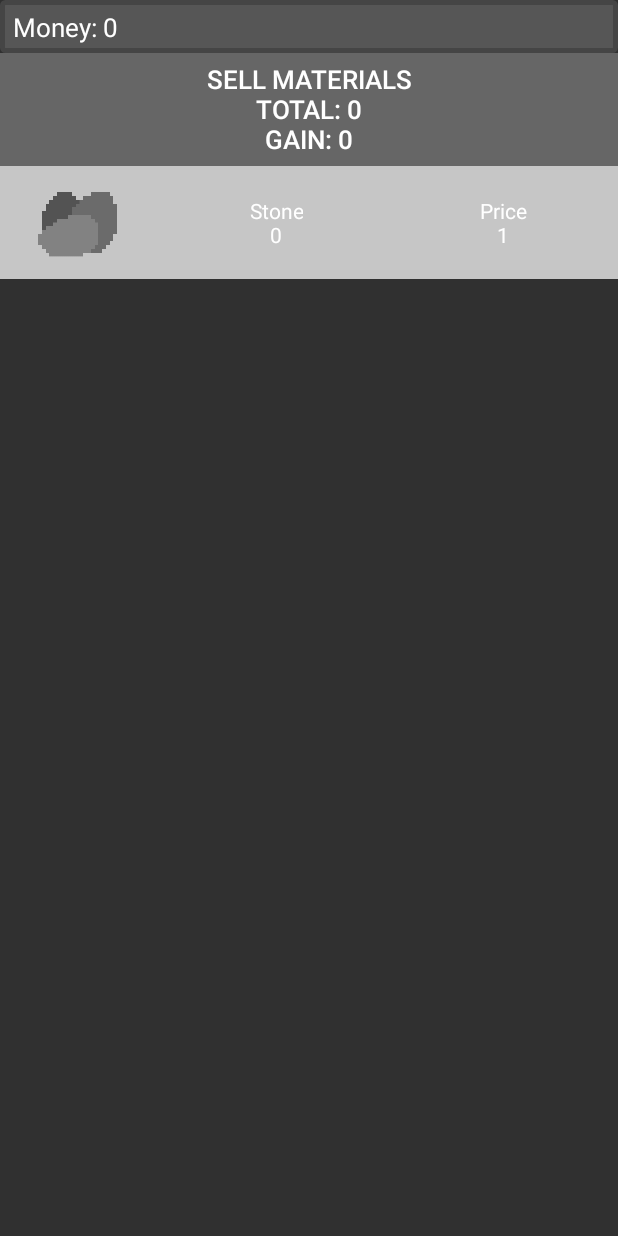
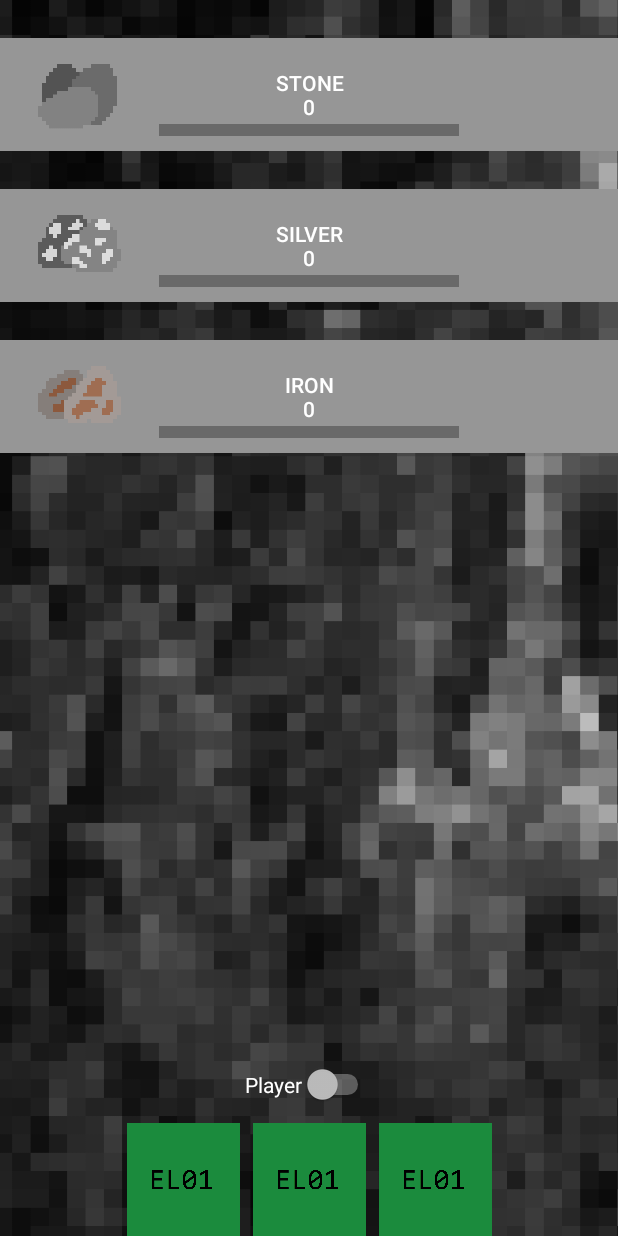
Before and after one commit to Szomti/IdleMicra, an Android app: the layout activity_main.xml on its own in the app's theme, with its tools: preview values and no code run, on a phone screen of 412 x 824 dp. Run offline under Robolectric (Android 15) with nearby library versions, the phone set to English and light mode, and no system bars.

Commit message:
Changed btn_grey (xml) to a little darker grey

```diff
--- a/app/src/main/res/drawable-v24/btn_grey.xml
+++ b/app/src/main/res/drawable-v24/btn_grey.xml
@@ -1,6 +1,6 @@
 <?xml version="1.0" encoding="utf-8"?>
 <shape xmlns:android="http://schemas.android.com/apk/res/android">
     <corners android:radius="0dp" />
-    <solid android:color="#c6c6c6" />
+    <solid android:color="#969696" />
     <padding android:left="0dp" android:top="0dp" android:right="0dp" android:bottom="0dp" />
 </shape>
--- a/app/src/main/res/layout/activity_main.xml
+++ b/app/src/main/res/layout/activity_main.xml
@@ -11,7 +11,7 @@
         android:id="@+id/main_page"
         android:layout_width="match_parent"
         android:layout_height="match_parent"
-        android:visibility="gone"
+        android:visibility="visible"
         app:layout_constraintBottom_toBottomOf="parent"
         app:layout_constraintEnd_toEndOf="parent"
         app:layout_constraintStart_toStartOf="parent"
@@ -221,7 +221,7 @@
         android:id="@+id/page_change"
         android:layout_width="match_parent"
         android:layout_height="match_parent"
-        android:visibility="gone"
+        android:visibility="visible"
         app:layout_constraintBottom_toBottomOf="parent"
         app:layout_constraintEnd_toEndOf="parent"
         app:layout_constraintStart_toStartOf="parent"
@@ -335,7 +335,7 @@
         android:id="@+id/money_page"
         android:layout_width="match_parent"
         android:layout_height="match_parent"
-        android:visibility="visible"
+        android:visibility="gone"
         app:layout_constraintBottom_toBottomOf="parent"
         app:layout_constraintEnd_toEndOf="parent"
         app:layout_constraintStart_toStartOf="parent"
```
